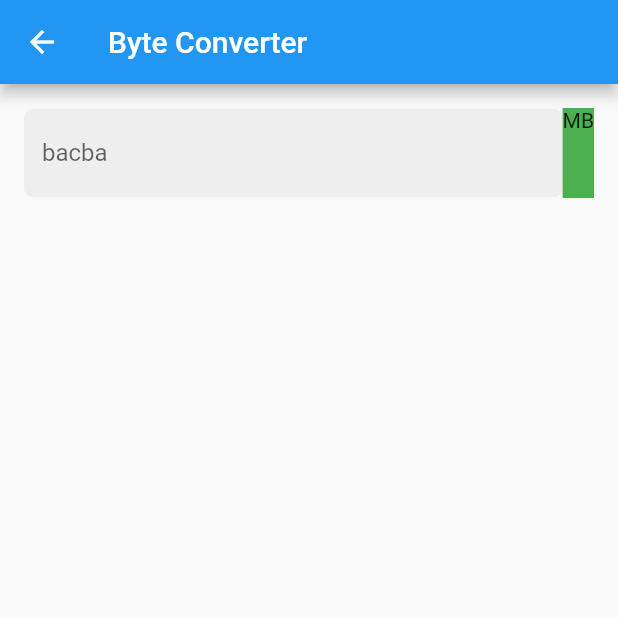
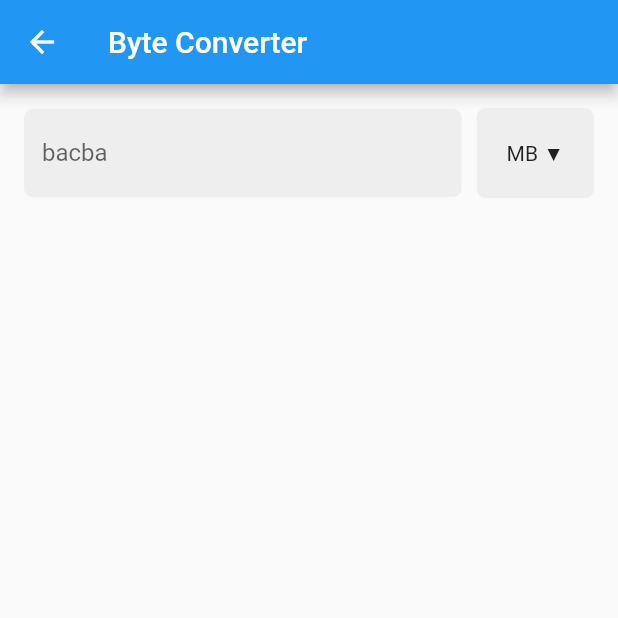
Before and after one commit to sachin-sivadasan/Inception, a Flutter app: the ConverterView screen opened by its route, on a phone screen of 412 x 824 dp, the top half of it. Run offline on Flutter 3.47's test engine with Material 2 defaults, Android fonts, the phone set to English and light mode, and no system bars; our stand-ins replace fluttertoast, share; statements that could not run were skipped.

Commit message:
initial commit

```diff
--- a/lib/pages/ByteConverterView/ByteConverterView.dart
+++ b/lib/pages/ByteConverterView/ByteConverterView.dart
@@ -8,8 +8,16 @@ class ConverterView extends StatefulWidget {
 
 class _ConverterViewState extends State<ConverterView> {
   @override
+  var option = 'MB';
   void initState() {
     super.initState();
+  }
+
+  onPressOption() {
+    print('>>>>>>>');
+    this.setState(() {
+      option = 'Gb';
+    });
   }
 
   @override
@@ -18,7 +26,7 @@ class _ConverterViewState extends State<ConverterView> {
         appBar: AppBar(
           title: Text('Byte Converter'),
         ),
-        body: TextBar(null, null)
+        body: TextBar(onPressOption, option)
         // body: Container(
         //   padding: EdgeInsets.all(16.0),
         //   child: Column(
--- a/lib/widgets/TextBar/TextBar.dart
+++ b/lib/widgets/TextBar/TextBar.dart
@@ -5,6 +5,50 @@ class TextBar extends StatelessWidget {
   final onTap;
   final String option;
   TextBar(this.onTap, this.option);
+
+  Widget getOptionWidget() {
+    return GestureDetector(
+      onTap: onTap,
+      child: Container(
+        alignment: Alignment.center,
+        height: double.infinity,
+        decoration: BoxDecoration(
+          color: Colors.grey[200],
+          borderRadius: BorderRadius.circular(6.0),
+        ),
+        padding: EdgeInsets.only(left: 20.0, right: 20.0),
+        margin: EdgeInsets.only(left: 10.0),
+        child: Text('$option ▼'),
+      ),
+    );
+  }
+
+  Widget textBox() {
+    return Expanded(
+      child: Container(
+        decoration: BoxDecoration(
+            color: Colors.grey[200], borderRadius: BorderRadius.circular(6.0)),
+        child: TextField(
+            decoration: InputDecoration(
+              hintText: 'bacba',
+              enabledBorder: OutlineInputBorder(
+                borderRadius: BorderRadius.all(
+                  Radius.circular(6.0),
+                ),
+                borderSide: BorderSide(width: 0.0, color: Colors.transparent),
+              ),
+              focusedBorder: OutlineInputBorder(
+                borderRadius: BorderRadius.all(
+                  Radius.circular(6.0),
+                ),
+                borderSide: BorderSide(width: 0.0, color: Colors.transparent),
+              ),
+            ),
+            keyboardType: TextInputType.number),
+      ),
+    );
+  }
+
   @override
   Widget build(BuildContext context) {
     return Container(
@@ -12,42 +56,7 @@ class TextBar extends StatelessWidget {
       child: Container(
         height: 60.0,
         child: Row(
-          children: [
-            Expanded(
-              child: Container(
-                decoration: BoxDecoration(
-                    color: Colors.grey[200],
-                    borderRadius: BorderRadius.circular(6.0)),
-                child: TextField(
-                    decoration: InputDecoration(
-                      hintText: 'bacba',
-                      enabledBorder: OutlineInputBorder(
-                          borderRadius: BorderRadius.all(Radius.circular(6.0)),
-                          borderSide: BorderSide(
-                              width: 0.0, color: Colors.transparent)),
-                      focusedBorder: OutlineInputBorder(
-                          borderRadius: BorderRadius.all(Radius.circular(6.0)),
-                          borderSide: BorderSide(
-                              width: 0.0, color: Colors.transparent)),
-                    ),
-                    keyboardType: TextInputType.number),
-              ),
-            ),
-            // GestureDetector(
-            //   onTap: () => {},
-            // child:
-            // Expanded(
-            //   child:
-            Container(
-              height: double.infinity,
-              // constraints: BoxConstraints.expand(),
-              decoration: BoxDecoration(color: Colors.green),
-              // padding: EdgeInsets.fromLTRB(0.0, 0.0, 0.0, 0.0),
-              child: Text('MB'),
-            ),
-            // )
-            // )
-          ],
+          children: [textBox(), getOptionWidget()],
         ),
       ),
     );
```
